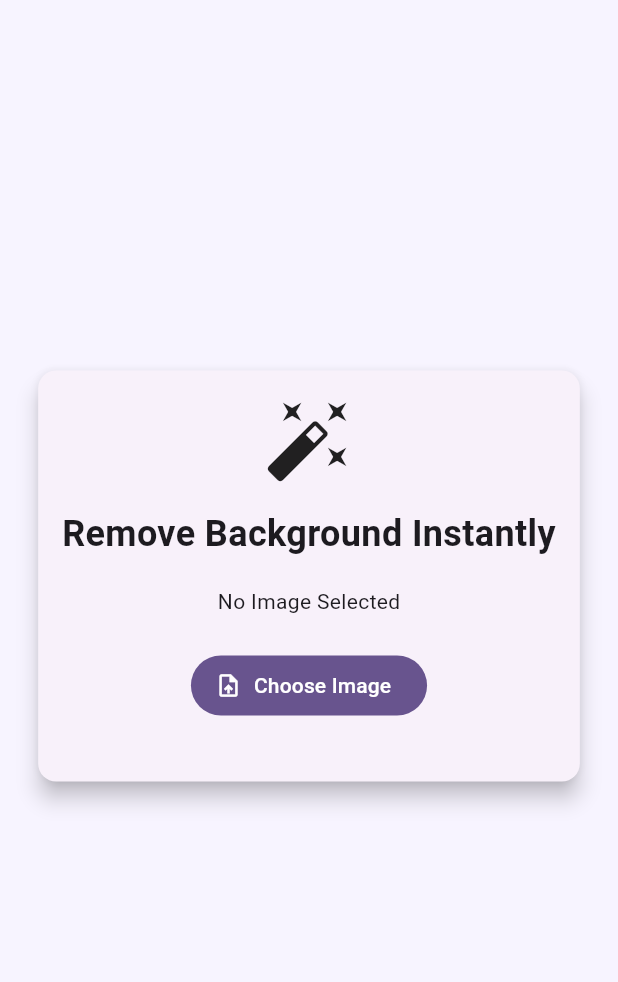
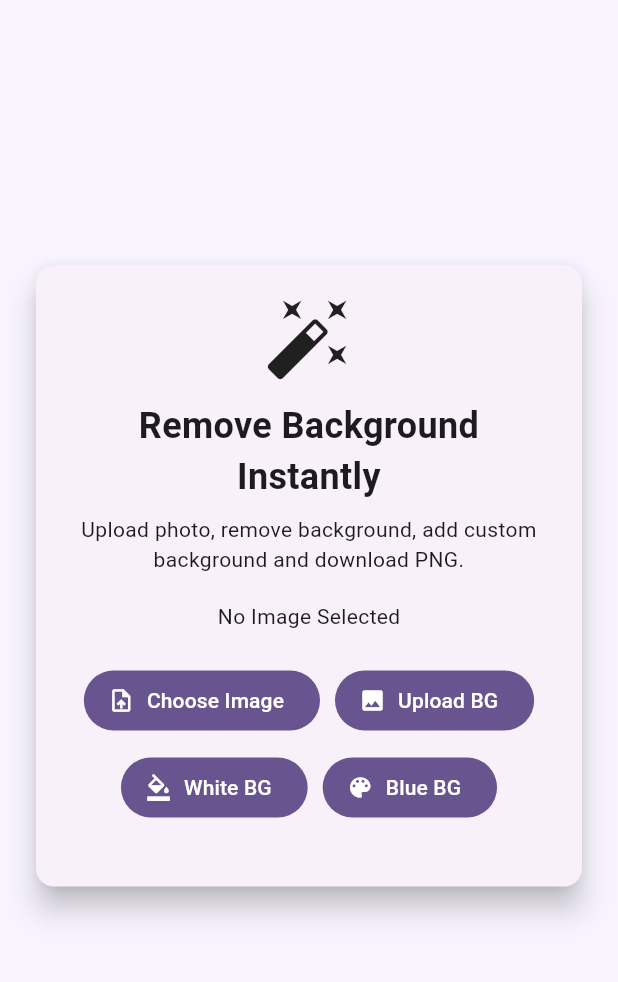
Before and after one commit to amiransari81463-lab/bg-remover-pro, a Flutter app: the screen it shows after launch, on a phone screen of 412 x 824 dp, the part 84-1066 px from its top. Run offline on Flutter 3.47's test engine with Material 3 defaults, Android fonts, the phone set to English and light mode, and no system bars; our stand-ins replace image_picker; missing offline and left inert: dart:html.

Commit message:
Add background editor UI

```diff
--- a/lib/main.dart
+++ b/lib/main.dart
@@ -24,7 +24,6 @@ class BGRemoverPro extends StatelessWidget {
 
 class HomeScreen extends StatefulWidget {
   const HomeScreen({super.key});
-
   @override
   State<HomeScreen> createState() => _HomeScreenState();
 }
@@ -33,7 +32,9 @@ class _HomeScreenState extends State<HomeScreen> {
   final ImagePicker _picker = ImagePicker();
 
   XFile? selectedImage;
+  XFile? backgroundImage;
   Uint8List? removedImageBytes;
+  Color selectedColor = Colors.white;
   bool isLoading = false;
 
   Future<void> pickImage() async {
@@ -46,9 +47,15 @@ class _HomeScreenState extends State<HomeScreen> {
     }
   }
 
+  Future<void> pickBackgroundImage() async {
+    final image = await _picker.pickImage(source: ImageSource.gallery);
+    if (image != null) {
+      setState(() => backgroundImage = image);
+    }
+  }
+
   Future<void> removeBackground() async {
     if (selectedImage == null) return;
-
     setState(() => isLoading = true);
 
     try {
@@ -58,7 +65,6 @@ class _HomeScreenState extends State<HomeScreen> {
       );
 
       final imageBytes = await selectedImage!.readAsBytes();
-
       request.files.add(
         http.MultipartFile.fromBytes(
           "image",
@@ -71,9 +77,7 @@ class _HomeScreenState extends State<HomeScreen> {
       final bytes = await response.stream.toBytes();
 
       if (response.statusCode == 200) {
-        setState(() {
-          removedImageBytes = bytes;
-        });
+        setState(() => removedImageBytes = bytes);
       } else {
         throw Exception("Background removal failed");
       }
@@ -99,6 +103,40 @@ class _HomeScreenState extends State<HomeScreen> {
     html.Url.revokeObjectUrl(url);
   }
 
+  Widget previewBox() {
+    if (removedImageBytes != null) {
+      return Container(
+        height: 360,
+        width: 360,
+        decoration: BoxDecoration(
+          color: selectedColor,
+          borderRadius: BorderRadius.circular(18),
+          image: backgroundImage == null
+              ? null
+              : DecorationImage(
+                  image: NetworkImage(backgroundImage!.path),
+                  fit: BoxFit.cover,
+                ),
+        ),
+        child: Image.memory(
+          removedImageBytes!,
+          fit: BoxFit.contain,
+        ),
+      );
+    }
+
+    if (selectedImage != null) {
+      return Image.network(
+        selectedImage!.path,
+        height: 360,
+        width: 360,
+        fit: BoxFit.contain,
+      );
+    }
+
+    return const Text("No Image Selected");
+  }
+
   @override
   Widget build(BuildContext context) {
     return Scaffold(
@@ -106,46 +144,65 @@ class _HomeScreenState extends State<HomeScreen> {
       appBar: AppBar(title: const Text("BG Remover Pro"), centerTitle: true),
       body: Center(
         child: Card(
-          elevation: 6,
+          elevation: 8,
           margin: const EdgeInsets.all(24),
           child: Padding(
-            padding: const EdgeInsets.all(16),
+            padding: const EdgeInsets.all(18),
             child: SingleChildScrollView(
               child: Column(
                 mainAxisSize: MainAxisSize.min,
                 children: [
                   const Icon(Icons.auto_fix_high, size: 60),
-                  const SizedBox(height: 16),
+                  const SizedBox(height: 12),
                   const Text(
                     "Remove Background Instantly",
                     style: TextStyle(fontSize: 24, fontWeight: FontWeight.bold),
                     textAlign: TextAlign.center,
                   ),
+                  const SizedBox(height: 8),
+                  const Text(
+                    "Upload photo, remove background, add custom background and download PNG.",
+                    textAlign: TextAlign.center,
+                  ),
                   const SizedBox(height: 18),
 
-                  if (removedImageBytes != null)
-                    Image.memory(
-                      removedImageBytes!,
-                      height: 350,
-                      width: 350,
-                      fit: BoxFit.contain,
-                    )
-                  else if (selectedImage != null)
-                    Image.network(
-                      selectedImage!.path,
-                      height: 350,
-                      width: 350,
-                      fit: BoxFit.contain,
-                    )
-                  else
-                    const Text("No Image Selected"),
+                  ClipRRect(
+                    borderRadius: BorderRadius.circular(18),
+                    child: previewBox(),
+                  ),
 
                   const SizedBox(height: 22),
 
-                  FilledButton.icon(
-                    onPressed: pickImage,
-                    icon: const Icon(Icons.upload_file),
-                    label: const Text("Choose Image"),
+                  Wrap(
+                    spacing: 10,
+                    runSpacing: 10,
+                    alignment: WrapAlignment.center,
+                    children: [
+                      FilledButton.icon(
+                        onPressed: pickImage,
+                        icon: const Icon(Icons.upload_file),
+                        label: const Text("Choose Image"),
+                      ),
+                      FilledButton.icon(
+                        onPressed: pickBackgroundImage,
+                        icon: const Icon(Icons.image),
+                        label: const Text("Upload BG"),
+                      ),
+                      FilledButton.icon(
+                        onPressed: () {
+                          setState(() => selectedColor = Colors.white);
+                        },
+                        icon: const Icon(Icons.format_color_fill),
+                        label: const Text("White BG"),
+                      ),
+                      FilledButton.icon(
+                        onPressed: () {
+                          setState(() => selectedColor = Colors.lightBlue);
+                        },
+                        icon: const Icon(Icons.color_lens),
+                        label: const Text("Blue BG"),
+                      ),
+                    ],
                   ),
 
                   const SizedBox(height: 12),
```
Also changed, not shown: pubspec.yaml (+4 -3 lines), pubspec.lock, 4 other files.
